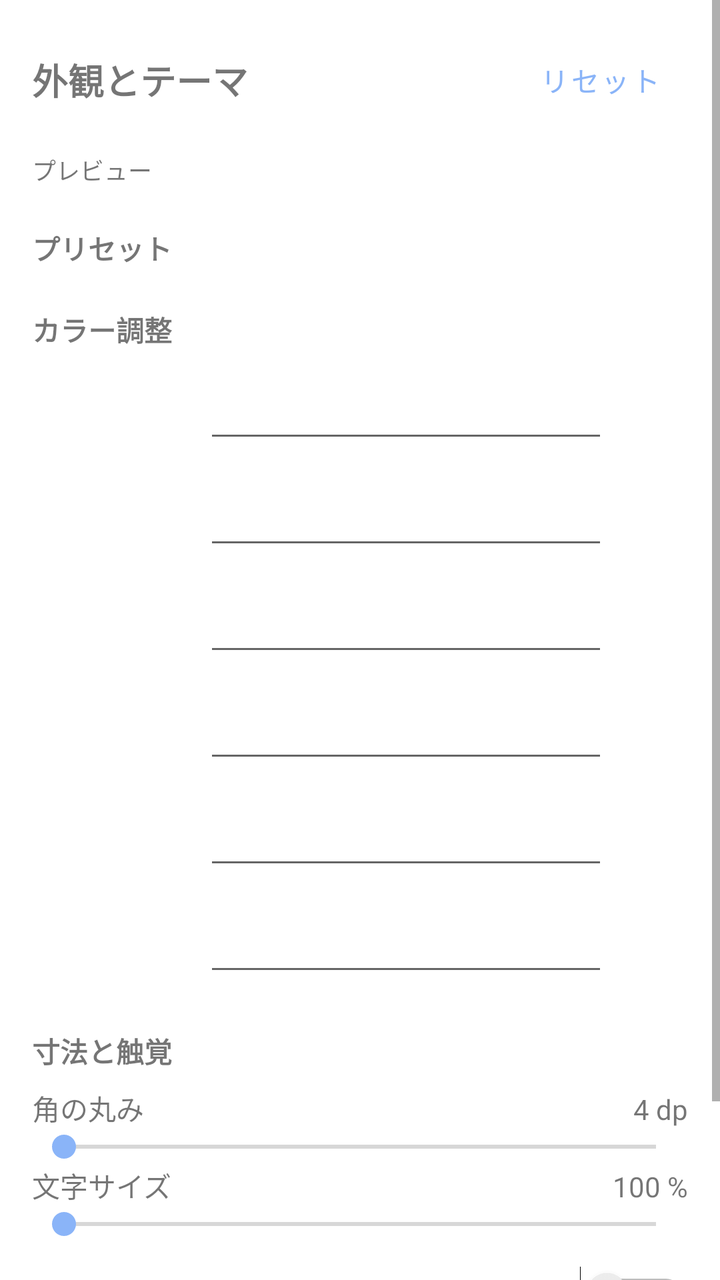
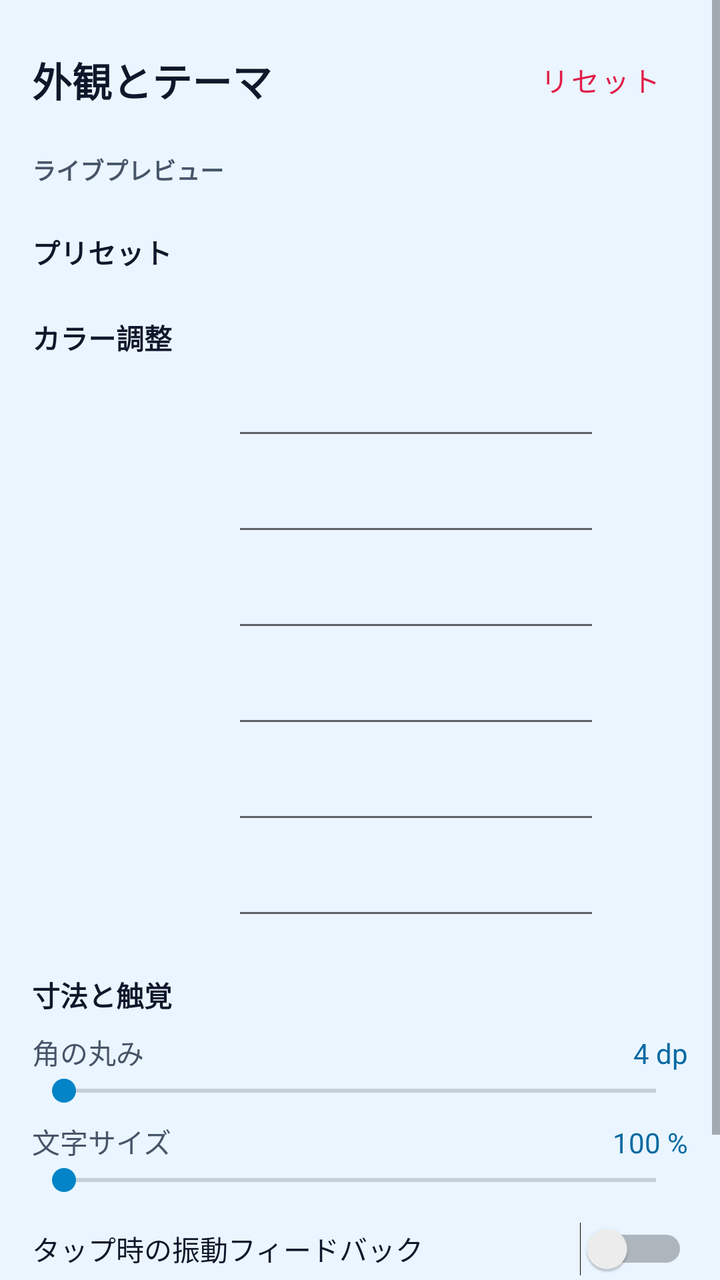

Before-and-after screenshots of an Android layout around one commit, followed by the original layout XML and the change that was made.
<!-- AndroidManifest.xml: application theme Theme.ClipKeyboard -->
<!-- res/layout/activity_theme_settings.xml -->
<?xml version="1.0" encoding="utf-8"?>
<ScrollView xmlns:android="http://schemas.android.com/apk/res/android"
    android:layout_width="match_parent"
    android:layout_height="match_parent">

    <LinearLayout
        android:layout_width="match_parent"
        android:layout_height="wrap_content"
        android:orientation="vertical"
        android:padding="16dp">

        <LinearLayout
            android:layout_width="match_parent"
            android:layout_height="wrap_content"
            android:gravity="center_vertical"
            android:orientation="horizontal"
            android:layout_marginBottom="12dp">
            <TextView
                android:layout_width="0dp"
                android:layout_height="wrap_content"
                android:layout_weight="1"
                android:text="外観とテーマ"
                android:textSize="18sp"
                android:textStyle="bold" />
            <com.google.android.material.button.MaterialButton
                android:id="@+id/btn_reset"
                style="@style/Widget.MaterialComponents.Button.TextButton"
                android:layout_width="wrap_content"
                android:layout_height="wrap_content"
                android:text="リセット" />
        </LinearLayout>

        
        <TextView
            android:layout_width="match_parent"
            android:layout_height="wrap_content"
            android:text="プレビュー"
            android:textSize="12sp"
            android:layout_marginBottom="4dp" />
        <FrameLayout
            android:id="@+id/preview_container"
            android:layout_width="match_parent"
            android:layout_height="wrap_content"
            android:layout_marginBottom="16dp" />

        <TextView
            android:layout_width="match_parent"
            android:layout_height="wrap_content"
            android:text="プリセット"
            android:textStyle="bold"
            android:layout_marginBottom="4dp"/>
        <LinearLayout
            android:id="@+id/preset_container"
            android:layout_width="match_parent"
            android:layout_height="wrap_content"
            android:orientation="horizontal"
            android:layout_marginBottom="16dp"/>

        <TextView
            android:layout_width="match_parent"
            android:layout_height="wrap_content"
            android:text="カラー調整"
            android:textStyle="bold"
            android:layout_marginBottom="4dp"/>

        
        <include layout="@layout/row_color_field" android:id="@+id/row_bg"
            android:layout_width="match_parent" android:layout_height="wrap_content" />
        <include layout="@layout/row_color_field" android:id="@+id/row_row_bg"
            android:layout_width="match_parent" android:layout_height="wrap_content" />
        <include layout="@layout/row_color_field" android:id="@+id/row_text"
            android:layout_width="match_parent" android:layout_height="wrap_content" />
        <include layout="@layout/row_color_field" android:id="@+id/row_sub_text"
            android:layout_width="match_parent" android:layout_height="wrap_content" />
        <include layout="@layout/row_color_field" android:id="@+id/row_accent"
            android:layout_width="match_parent" android:layout_height="wrap_content" />
        <include layout="@layout/row_color_field" android:id="@+id/row_danger"
            android:layout_width="match_parent" android:layout_height="wrap_content" />

        <TextView
            android:layout_width="match_parent"
            android:layout_height="wrap_content"
            android:layout_marginTop="16dp"
            android:text="寸法と触覚"
            android:textStyle="bold" />

        <LinearLayout
            android:layout_width="match_parent"
            android:layout_height="wrap_content"
            android:orientation="horizontal"
            android:layout_marginTop="8dp">
            <TextView
                android:layout_width="0dp"
                android:layout_height="wrap_content"
                android:layout_weight="1"
                android:text="角の丸み" />
            <TextView
                android:id="@+id/label_corner_value"
                android:layout_width="wrap_content"
                android:layout_height="wrap_content"
                android:text="4 dp" />
        </LinearLayout>
        <SeekBar android:id="@+id/seek_corner" android:layout_width="match_parent" android:layout_height="wrap_content" android:max="30"/>

        <LinearLayout
            android:layout_width="match_parent"
            android:layout_height="wrap_content"
            android:orientation="horizontal">
            <TextView
                android:layout_width="0dp"
                android:layout_height="wrap_content"
                android:layout_weight="1"
                android:text="文字サイズ" />
            <TextView
                android:id="@+id/label_font_value"
                android:layout_width="wrap_content"
                android:layout_height="wrap_content"
                android:text="100 %" />
        </LinearLayout>
        <SeekBar android:id="@+id/seek_font_scale" android:layout_width="match_parent" android:layout_height="wrap_content" android:max="100"/>

        <LinearLayout
            android:layout_width="match_parent"
            android:layout_height="wrap_content"
            android:orientation="horizontal"
            android:gravity="center_vertical"
            android:layout_marginTop="12dp">
            <TextView
                android:layout_width="0dp"
                android:layout_height="wrap_content"
                android:layout_weight="1"
                android:text="タップ時の振動フィードバック"/>
            <Switch
                android:id="@+id/switch_haptic"
                android:layout_width="wrap_content"
                android:layout_height="wrap_content"/>
        </LinearLayout>

        <com.google.android.material.button.MaterialButton
            android:id="@+id/btn_save"
            android:layout_width="match_parent"
            android:layout_height="wrap_content"
            android:layout_marginTop="20dp"
            android:text="保存"/>
    </LinearLayout>
</ScrollView>
<!-- res/layout/row_color_field.xml (included above) -->
<?xml version="1.0" encoding="utf-8"?>
<LinearLayout xmlns:android="http://schemas.android.com/apk/res/android"
    android:layout_width="match_parent"
    android:layout_height="wrap_content"
    android:gravity="center_vertical"
    android:orientation="horizontal"
    android:paddingVertical="6dp">

    <TextView
        android:id="@+id/field_label"
        android:layout_width="86dp"
        android:layout_height="wrap_content"
        android:textSize="12sp" />

    <EditText
        android:id="@+id/field_hex"
        android:layout_width="0dp"
        android:layout_height="wrap_content"
        android:layout_weight="1"
        android:layout_marginEnd="8dp"
        android:inputType="text"
        android:maxLines="1" />

    
    <View
        android:id="@+id/field_swatch"
        android:layout_width="32dp"
        android:layout_height="32dp" />
</LinearLayout>
<!-- resources referenced by this layout -->
<resources>
  <style name="Theme.ClipKeyboard" parent="Theme.MaterialComponents.DayNight.NoActionBar">
          <item name="colorPrimary">#8AB4F8</item>
          <item name="colorPrimaryDark">#1E1F22</item>
          <item name="colorAccent">#8AB4F8</item>
      </style>
</resources>

<!-- the commit's change to res/layout/activity_theme_settings.xml (unified diff, before → after) -->
@@ -1,7 +1,10 @@
 <?xml version="1.0" encoding="utf-8"?>
 <ScrollView xmlns:android="http://schemas.android.com/apk/res/android"
+    xmlns:app="http://schemas.android.com/apk/res-auto"
     android:layout_width="match_parent"
-    android:layout_height="match_parent">
+    android:layout_height="match_parent"
+    android:background="#EAF5FF"
+    android:fillViewport="true">
 
     <LinearLayout
         android:layout_width="match_parent"
@@ -15,28 +18,34 @@
             android:gravity="center_vertical"
             android:orientation="horizontal"
             android:layout_marginBottom="12dp">
+
             <TextView
                 android:layout_width="0dp"
                 android:layout_height="wrap_content"
                 android:layout_weight="1"
                 android:text="外観とテーマ"
-                android:textSize="18sp"
+                android:textColor="#0F172A"
+                android:textSize="20sp"
                 android:textStyle="bold" />
+
             <com.google.android.material.button.MaterialButton
                 android:id="@+id/btn_reset"
                 style="@style/Widget.MaterialComponents.Button.TextButton"
                 android:layout_width="wrap_content"
                 android:layout_height="wrap_content"
-                android:text="リセット" />
-        </LinearLayout>
-
-        
-        <TextView
-            android:layout_width="match_parent"
-            android:layout_height="wrap_content"
-            android:text="プレビュー"
+                android:text="リセット"
+                android:textColor="#E11D48" />
+        </LinearLayout>
+
+        <TextView
+            android:layout_width="match_parent"
+            android:layout_height="wrap_content"
+            android:text="ライブプレビュー"
+            android:textColor="#475569"
             android:textSize="12sp"
-            android:layout_marginBottom="4dp" />
+            android:textStyle="bold"
+            android:layout_marginBottom="6dp" />
+
         <FrameLayout
             android:id="@+id/preview_container"
             android:layout_width="match_parent"
@@ -47,41 +56,45 @@
             android:layout_width="match_parent"
             android:layout_height="wrap_content"
             android:text="プリセット"
+            android:textColor="#0F172A"
+            android:textStyle="bold"
+            android:layout_marginBottom="6dp"/>
+
+        
+        <HorizontalScrollView
+            android:layout_width="match_parent"
+            android:layout_height="wrap_content"
+            android:overScrollMode="never"
+            android:scrollbars="none"
+            android:layout_marginBottom="16dp">
+            <LinearLayout
+                android:id="@+id/preset_container"
+                android:layout_width="wrap_content"
+                android:layout_height="wrap_content"
+                android:orientation="horizontal" />
+        </HorizontalScrollView>
+
+        <TextView
+            android:layout_width="match_parent"
+            android:layout_height="wrap_content"
+            android:text="カラー調整"
+            android:textColor="#0F172A"
             android:textStyle="bold"
             android:layout_marginBottom="4dp"/>
-        <LinearLayout
-            android:id="@+id/preset_container"
-            android:layout_width="match_parent"
-            android:layout_height="wrap_content"
-            android:orientation="horizontal"
-            android:layout_marginBottom="16dp"/>
-
-        <TextView
-            android:layout_width="match_parent"
-            android:layout_height="wrap_content"
-            android:text="カラー調整"
-            android:textStyle="bold"
-            android:layout_marginBottom="4dp"/>
-
-        
-        <include layout="@layout/row_color_field" android:id="@+id/row_bg"
-            android:layout_width="match_parent" android:layout_height="wrap_content" />
-        <include layout="@layout/row_color_field" android:id="@+id/row_row_bg"
-            android:layout_width="match_parent" android:layout_height="wrap_content" />
-        <include layout="@layout/row_color_field" android:id="@+id/row_text"
-            android:layout_width="match_parent" android:layout_height="wrap_content" />
-        <include layout="@layout/row_color_field" android:id="@+id/row_sub_text"
-            android:layout_width="match_parent" android:layout_height="wrap_content" />
-        <include layout="@layout/row_color_field" android:id="@+id/row_accent"
-            android:layout_width="match_parent" android:layout_height="wrap_content" />
-        <include layout="@layout/row_color_field" android:id="@+id/row_danger"
-            android:layout_width="match_parent" android:layout_height="wrap_content" />
+
+        <include layout="@layout/row_color_field" android:id="@+id/row_bg" />
+        <include layout="@layout/row_color_field" android:id="@+id/row_row_bg" />
+        <include layout="@layout/row_color_field" android:id="@+id/row_text" />
+        <include layout="@layout/row_color_field" android:id="@+id/row_sub_text" />
+        <include layout="@layout/row_color_field" android:id="@+id/row_accent" />
+        <include layout="@layout/row_color_field" android:id="@+id/row_danger" />
 
         <TextView
             android:layout_width="match_parent"
             android:layout_height="wrap_content"
             android:layout_marginTop="16dp"
             android:text="寸法と触覚"
+            android:textColor="#0F172A"
             android:textStyle="bold" />
 
         <LinearLayout
@@ -93,28 +106,33 @@
                 android:layout_width="0dp"
                 android:layout_height="wrap_content"
                 android:layout_weight="1"
-                android:text="角の丸み" />
+                android:text="角の丸み"
+                android:textColor="#475569" />
             <TextView
                 android:id="@+id/label_corner_value"
                 android:layout_width="wrap_content"
                 android:layout_height="wrap_content"
+                android:textColor="#0369A1"
                 android:text="4 dp" />
         </LinearLayout>
-        <SeekBar android:id="@+id/seek_corner" android:layout_width="match_parent" android:layout_height="wrap_content" android:max="30"/>
-
-        <LinearLayout
-            android:layout_width="match_parent"
-            android:layout_height="wrap_content"
-            android:orientation="horizontal">
-            <TextView
-                android:layout_width="0dp"
-                android:layout_height="wrap_content"
-                android:layout_weight="1"
-                android:text="文字サイズ" />
+        <SeekBar android:id="@+id/seek_corner" android:layout_width="match_parent" android:layout_height="wrap_content" android:max="24"/>
+
+        <LinearLayout
+            android:layout_width="match_parent"
+            android:layout_height="wrap_content"
+            android:orientation="horizontal"
+            android:layout_marginTop="6dp">
+            <TextView
+                android:layout_width="0dp"
+                android:layout_height="wrap_content"
+                android:layout_weight="1"
+                android:text="文字サイズ"
+                android:textColor="#475569" />
             <TextView
                 android:id="@+id/label_font_value"
                 android:layout_width="wrap_content"
                 android:layout_height="wrap_content"
+                android:textColor="#0369A1"
                 android:text="100 %" />
         </LinearLayout>
         <SeekBar android:id="@+id/seek_font_scale" android:layout_width="match_parent" android:layout_height="wrap_content" android:max="100"/>
@@ -129,7 +147,8 @@
                 android:layout_width="0dp"
                 android:layout_height="wrap_content"
                 android:layout_weight="1"
-                android:text="タップ時の振動フィードバック"/>
+                android:text="タップ時の振動フィードバック"
+                android:textColor="#0F172A" />
             <Switch
                 android:id="@+id/switch_haptic"
                 android:layout_width="wrap_content"
@@ -139,9 +158,11 @@
         <com.google.android.material.button.MaterialButton
             android:id="@+id/btn_save"
             android:layout_width="match_parent"
-            android:layout_height="wrap_content"
+            android:layout_height="48dp"
             android:layout_marginTop="20dp"
-            android:text="保存"/>
+            android:backgroundTint="#0369A1"
+            android:text="テーマを保存"
+            android:textColor="#FFFFFF" />
     </LinearLayout>
 </ScrollView>
 <!-- res/layout/row_color_field.xml (included above) -->
@@ -155,22 +176,25 @@
 
     <TextView
         android:id="@+id/field_label"
-        android:layout_width="86dp"
+        android:layout_width="100dp"
         android:layout_height="wrap_content"
-        android:textSize="12sp" />
+        android:textColor="#475569"
+        android:textSize="13sp" />
 
     <EditText
         android:id="@+id/field_hex"
         android:layout_width="0dp"
         android:layout_height="wrap_content"
         android:layout_weight="1"
-        android:layout_marginEnd="8dp"
-        android:inputType="text"
-        android:maxLines="1" />
-
-    
+        android:layout_marginEnd="10dp"
+        android:fontFamily="monospace"
+        android:inputType="textNoSuggestions"
+        android:maxLines="1"
+        android:textColor="#0F172A"
+        android:textSize="14sp" />
+
     <View
         android:id="@+id/field_swatch"
-        android:layout_width="32dp"
-        android:layout_height="32dp" />
+        android:layout_width="34dp"
+        android:layout_height="34dp" />
 </LinearLayout>
<!-- resource entries referenced after the edit -->
@@ -1,9 +1,14 @@
 <!-- resources referenced by this layout -->
 <resources>
   <style name="Theme.ClipKeyboard" parent="Theme.MaterialComponents.DayNight.NoActionBar">
-          <item name="colorPrimary">#8AB4F8</item>
-          <item name="colorPrimaryDark">#1E1F22</item>
-          <item name="colorAccent">#8AB4F8</item>
+          <item name="colorPrimary">#0369A1</item>
+          <item name="colorPrimaryVariant">#0284C7</item>
+          <item name="colorOnPrimary">#FFFFFF</item>
+          <item name="colorSecondary">#0284C7</item>
+          <item name="colorOnSecondary">#FFFFFF</item>
+          <item name="android:statusBarColor">#EAF5FF</item>
+          <item name="android:windowLightStatusBar">true</item>
+          <item name="android:colorBackground">#EAF5FF</item>
       </style>
 </resources>
 
